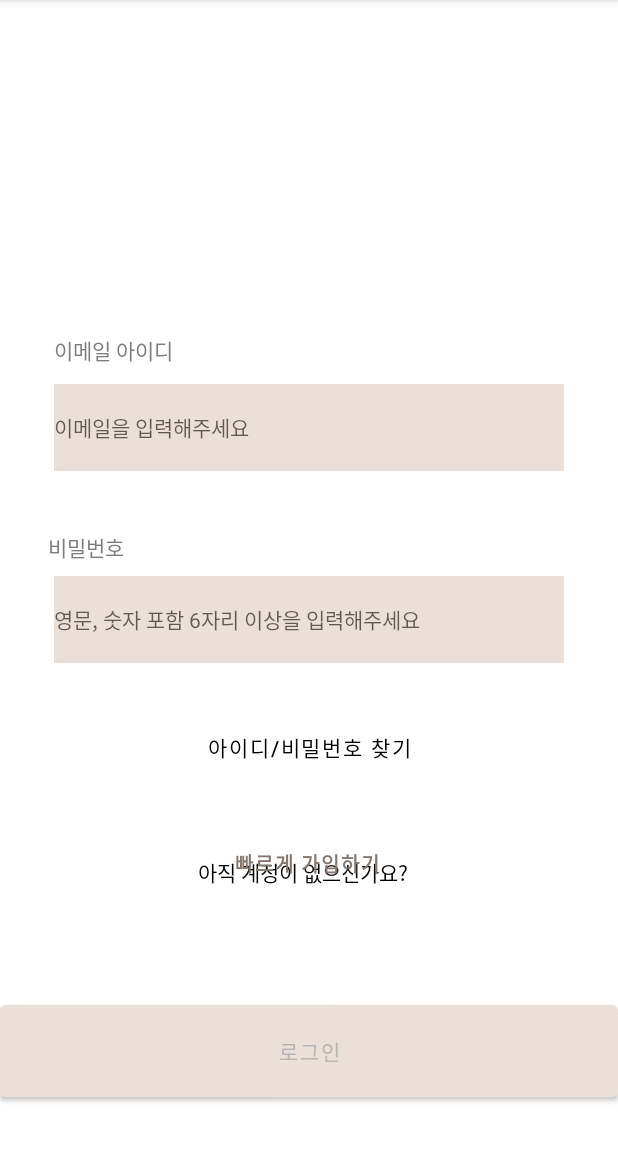
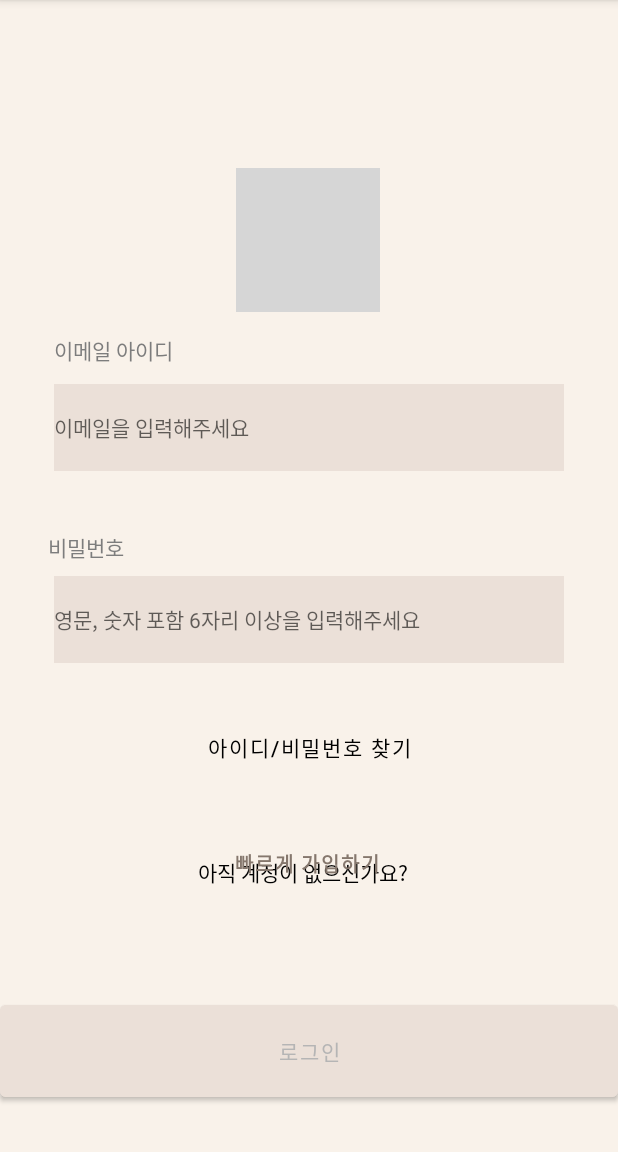
Before and after one commit to sohee7528/WaveIt, an Android app: the Login screen opened directly, with no data from a screen before it, on a phone screen of 412 x 824 dp, the part 84-1236 px from its top. Run offline under Robolectric (Android 15) with nearby library versions, the phone set to English and light mode, and no system bars; grey boxes are pictures that could not be loaded.

Commit message:
Update activity_login.xml

```diff
--- a/app/src/main/res/layout/activity_login.xml
+++ b/app/src/main/res/layout/activity_login.xml
@@ -4,15 +4,15 @@
     xmlns:tools="http://schemas.android.com/tools"
     android:layout_width="match_parent"
     android:layout_height="match_parent"
+    android:background="#F9F2EA"
     tools:context=".Login">
-
-
 
     <ImageView
         android:id="@+id/Okayswu"
         android:layout_width="wrap_content"
         android:layout_height="wrap_content"
         android:layout_marginTop="112dp"
+        android:src="@drawable/okaybody"
         app:layout_constraintEnd_toEndOf="parent"
         app:layout_constraintHorizontal_bias="0.498"
         app:layout_constraintStart_toStartOf="parent"
@@ -145,4 +145,5 @@
         app:layout_constraintStart_toStartOf="parent"
         app:layout_constraintTop_toTopOf="parent" />
 
+
 </androidx.constraintlayout.widget.ConstraintLayout>
```
